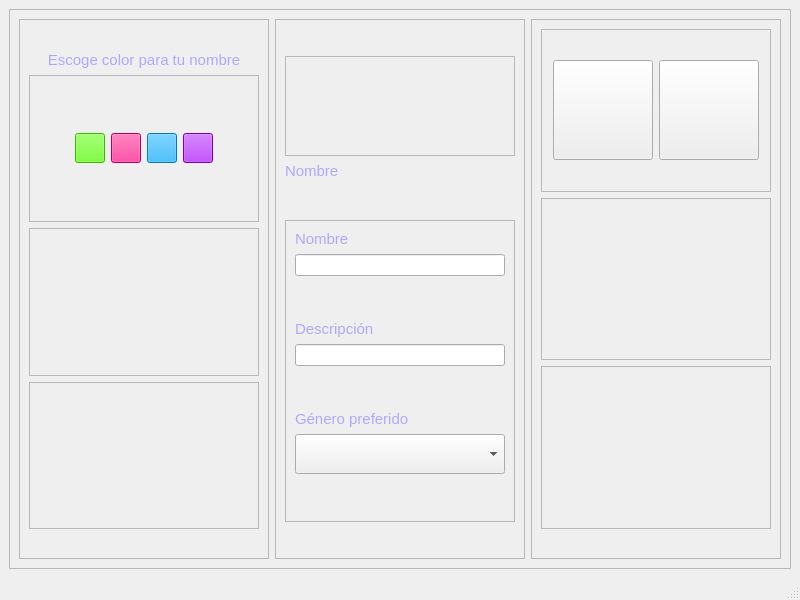
Qt form views/cloudy_profile.ui (ximenaaloya/cloudymusic) before a commit.
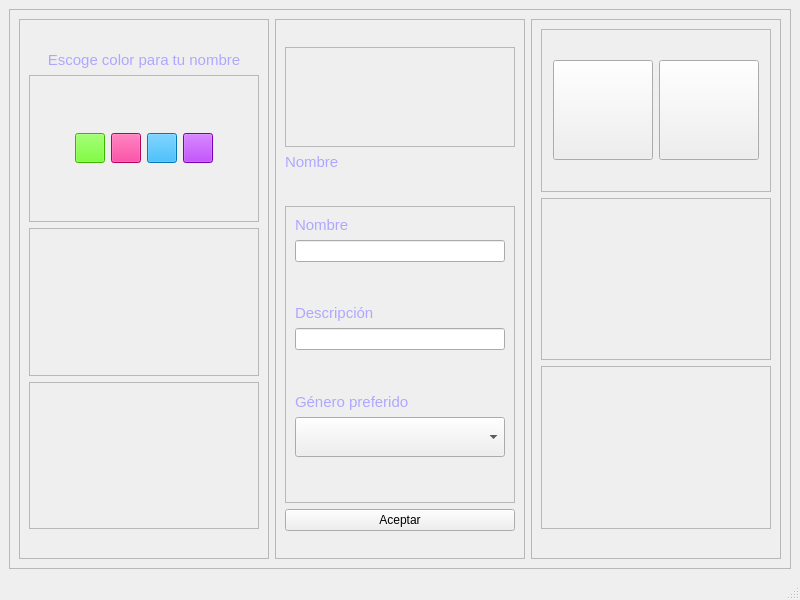
The same form after that commit. Icons and pictures are not drawn.

Commit message: 3 pantallas conectadas

```diff
--- a/views/cloudy_profile.ui
+++ b/views/cloudy_profile.ui
@@ -515,6 +515,13 @@
               </item>
              </layout>
             </item>
+            <item>
+             <widget class="QPushButton" name="btn_aceptar">
+              <property name="text">
+               <string>Aceptar</string>
+              </property>
+             </widget>
+            </item>
             <item>
              <spacer name="verticalSpacer_3">
               <property name="orientation">
```
The commit also changes 2 other files.
